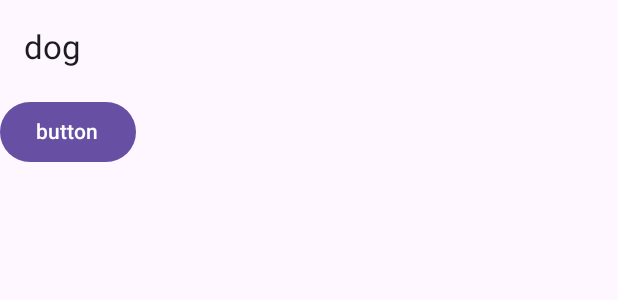
After one commit to bellringstar/togaether, an Android app built with Jetpack Compose: the @Preview function Signin, on a phone screen of 412 x 824 dp. The commit adds this screen. Shown: the top 300 px of the screen. Run offline under Robolectric (Android 15) with nearby library versions, the phone set to English and light mode, and no system bars; Roboto replaces fonts that are not available here.

Commit message:
[FE] Feat : init Signin

```diff
--- /dev/null
+++ b/FE/dog/app/src/main/java/com/dog/ui/components/Button.kt
@@ -0,0 +1,24 @@
+package com.dog.ui.components
+
+import android.graphics.drawable.shapes.Shape
+import androidx.compose.material3.Button
+import androidx.compose.material3.Text
+import androidx.compose.runtime.Composable
+import androidx.compose.ui.Modifier
+
+@Composable
+fun MainButton(
+    text: String,
+    modifier: Modifier = Modifier,
+    enabled: Boolean = true,
+    shape: Shape? = null,
+    onClick: () -> Unit
+) {
+    Button(
+        onClick = onClick,
+        modifier = modifier,
+        enabled = enabled,
+    ) {
+        Text(text = text)
+    }
+}
--- /dev/null
+++ b/FE/dog/app/src/main/java/com/dog/ui/screen/signin/Signin.kt
@@ -0,0 +1,35 @@
+package com.dog.ui.screen.signin
+
+import androidx.compose.foundation.layout.Column
+import androidx.compose.foundation.layout.fillMaxSize
+import androidx.compose.foundation.layout.padding
+import androidx.compose.material3.ExperimentalMaterial3Api
+import androidx.compose.material3.Scaffold
+import androidx.compose.material3.Text
+import androidx.compose.material3.TopAppBar
+import androidx.compose.runtime.Composable
+import androidx.compose.ui.Modifier
+import androidx.compose.ui.tooling.preview.Preview
+import com.dog.ui.components.MainButton
+
+@OptIn(ExperimentalMaterial3Api::class)
+@Preview
+@Composable
+fun Signin() {
+    Scaffold(
+        topBar = {
+            TopAppBar(
+                title = { Text(text = "dog") }
+
+            )
+        },
+    ) { paddingValues ->
+        Column(
+            Modifier
+                .fillMaxSize()
+                .padding(paddingValues)
+        ) {
+            MainButton(onClick = {}, text = "button")
+        }
+    }
+}
--- a/FE/dog/app/src/main/res/values/strings.xml
+++ b/FE/dog/app/src/main/res/values/strings.xml
@@ -1,3 +1,5 @@
 <resources>
     <string name="app_name">dog</string>
+    <string name="drawer_opened">Opened Drawer</string>
+    <string name="drawer_closed">Closed Drawer</string>
 </resources>
```
